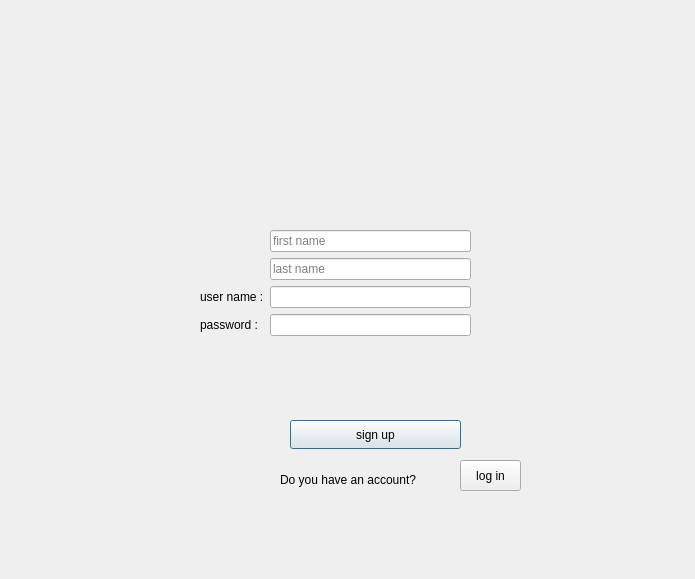
Old version of the form code/signup.ui in the repository SAliAkhiM/AP-Project-Daligram.
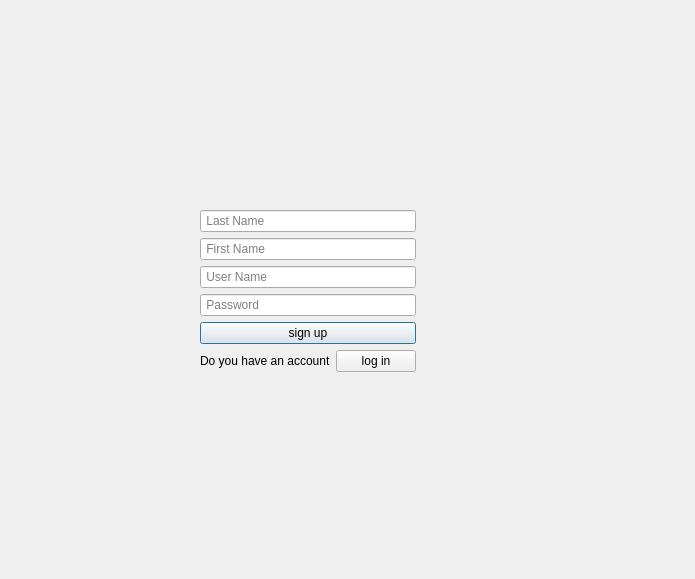
New version of the form.

```diff
--- a/code/signup.ui
+++ b/code/signup.ui
@@ -13,120 +13,75 @@
   <property name="windowTitle">
    <string>Dialog</string>
   </property>
-  <widget class="QPushButton" name="pushButton">
-   <property name="geometry">
-    <rect>
-     <x>290</x>
-     <y>420</y>
-     <width>171</width>
-     <height>29</height>
-    </rect>
-   </property>
-   <property name="text">
-    <string>sign up</string>
-   </property>
-  </widget>
-  <widget class="QWidget" name="layoutWidget">
+  <widget class="QWidget" name="">
    <property name="geometry">
     <rect>
      <x>200</x>
-     <y>230</y>
-     <width>271</width>
-     <height>161</height>
+     <y>210</y>
+     <width>216</width>
+     <height>168</height>
     </rect>
    </property>
-   <layout class="QFormLayout" name="formLayout">
-    <item row="0" column="1">
-     <widget class="QLineEdit" name="lineEdit_fname">
-      <property name="inputMask">
-       <string/>
-      </property>
-      <property name="text">
-       <string/>
-      </property>
-      <property name="placeholderText">
-       <string>first name</string>
-      </property>
-     </widget>
-    </item>
-    <item row="1" column="1">
+   <layout class="QGridLayout" name="gridLayout">
+    <item row="0" column="0" colspan="2">
      <widget class="QLineEdit" name="lineEdit_lname">
       <property name="placeholderText">
-       <string notr="true">last name</string>
+       <string notr="true"> Last Name</string>
       </property>
       <property name="cursorMoveStyle">
        <enum>Qt::LogicalMoveStyle</enum>
       </property>
      </widget>
     </item>
-    <item row="2" column="0">
-     <layout class="QVBoxLayout" name="verticalLayout_2">
-      <item>
-       <widget class="QLabel" name="label">
+    <item row="1" column="0" colspan="2">
+     <widget class="QLineEdit" name="lineEdit_fname">
+      <property name="inputMask">
+       <string/>
+      </property>
         <property name="text">
-         <string>user name :</string>
-        </property>
-       </widget>
-      </item>
-      <item>
-       <widget class="QLabel" name="label_2">
-        <property name="text">
-         <string>password :</string>
+       <string/>
+      </property>
+      <property name="placeholderText">
+       <string> First Name</string>
+      </property>
+     </widget>
+    </item>
+    <item row="2" column="0" colspan="2">
+     <widget class="QLineEdit" name="lineEdit_1">
+      <property name="placeholderText">
+       <string> User Name</string>
         </property>
        </widget>
       </item>
-     </layout>
-    </item>
-    <item row="2" column="1">
-     <layout class="QVBoxLayout" name="verticalLayout">
-      <item>
-       <widget class="QLineEdit" name="lineEdit_1"/>
-      </item>
-      <item>
-       <widget class="QLineEdit" name="lineEdit_2"/>
-      </item>
-     </layout>
-    </item>
-   </layout>
-  </widget>
-  <widget class="QPushButton" name="pushButton_2">
-   <property name="geometry">
-    <rect>
-     <x>300</x>
-     <y>580</y>
-     <width>191</width>
-     <height>29</height>
-    </rect>
-   </property>
+    <item row="3" column="0" colspan="2">
+     <widget class="QLineEdit" name="lineEdit_2">
+      <property name="placeholderText">
+       <string> Password</string>
+      </property>
+     </widget>
+    </item>
+    <item row="4" column="0" colspan="2">
+     <widget class="QPushButton" name="pushButton">
    <property name="text">
     <string>sign up</string>
    </property>
   </widget>
+    </item>
+    <item row="5" column="0">
   <widget class="QLabel" name="label_5">
-   <property name="geometry">
-    <rect>
-     <x>280</x>
-     <y>470</y>
-     <width>171</width>
-     <height>20</height>
-    </rect>
-   </property>
    <property name="text">
     <string>Do you have an account?</string>
    </property>
   </widget>
+    </item>
+    <item row="5" column="1">
   <widget class="QPushButton" name="pushButton_3">
-   <property name="geometry">
-    <rect>
-     <x>460</x>
-     <y>460</y>
-     <width>61</width>
-     <height>31</height>
-    </rect>
-   </property>
    <property name="text">
     <string>log in</string>
    </property>
+     </widget>
+    </item>
+   </layout>
   </widget>
  </widget>
  <resources/>
```
Lines whose indentation alone changed are shown as unchanged.
